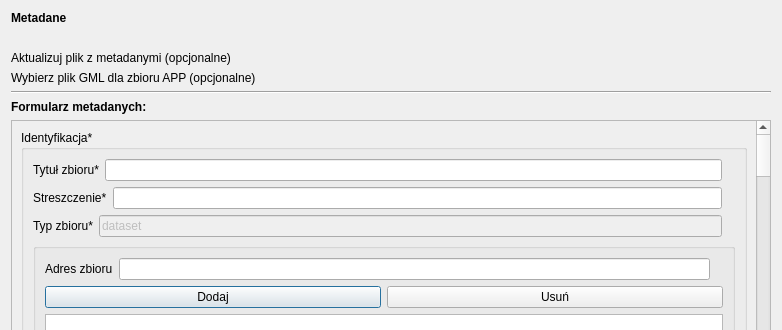
Qt form modules/metadata/views/ui/metadane_dialog_base.ui (envirosolutionspl/wtyczka_qgis_app) before a commit; both pictures show x 0 to 782 and y 0 to 330 of the 782 by 642 pixel window.
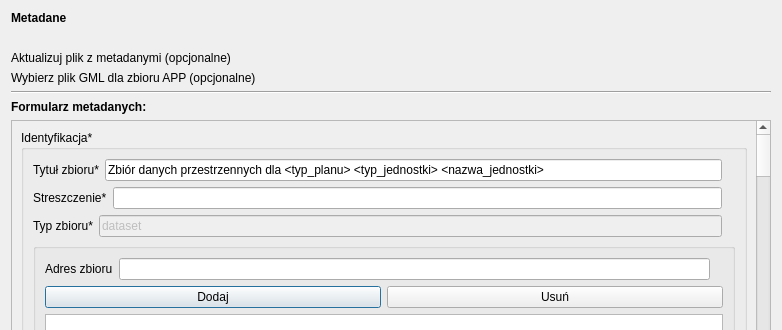
The same form after that commit. Icons and pictures are not drawn. Custom widgets are drawn as their Qt base class.

Commit message: poprawki metadane

```diff
--- a/modules/metadata/views/ui/metadane_dialog_base.ui
+++ b/modules/metadata/views/ui/metadane_dialog_base.ui
@@ -100,9 +100,9 @@
         <property name="geometry">
          <rect>
           <x>0</x>
-          <y>0</y>
-          <width>760</width>
-          <height>381</height>
+          <y>-319</y>
+          <width>743</width>
+          <height>1220</height>
          </rect>
         </property>
         <layout class="QGridLayout" name="gridLayout_2">
@@ -138,6 +138,12 @@
               </item>
               <item>
                <widget class="QgsFilterLineEdit" name="e1_lineEdit">
+                <property name="text">
+                 <string>Zbiór danych przestrzennych dla &lt;typ_planu&gt; &lt;typ_jednostki&gt; &lt;nazwa_jednostki&gt;</string>
+                </property>
+                <property name="placeholderText">
+                 <string/>
+                </property>
                 <property name="qgisRelation" stdset="0">
                  <string notr="true"/>
                 </property>
@@ -378,10 +384,30 @@
                   </widget>
                  </item>
                  <item>
-                  <widget class="QgsFilterLineEdit" name="e6_lineEdit">
-                   <property name="qgisRelation" stdset="0">
-                    <string notr="true"/>
+                  <spacer name="horizontalSpacer_10">
+                   <property name="orientation">
+                    <enum>Qt::Horizontal</enum>
                    </property>
+                   <property name="sizeHint" stdset="0">
+                    <size>
+                     <width>40</width>
+                     <height>20</height>
+                    </size>
+                   </property>
+                  </spacer>
+                 </item>
+                 <item>
+                  <widget class="QComboBox" name="e6_cmbbx">
+                   <item>
+                    <property name="text">
+                     <string>polski</string>
+                    </property>
+                   </item>
+                   <item>
+                    <property name="text">
+                     <string>angielski</string>
+                    </property>
+                   </item>
                   </widget>
                  </item>
                  <item>
```
Left out of the diff: 4 changed lines with no effect on the pictures. The commit also changes 7 other files.
